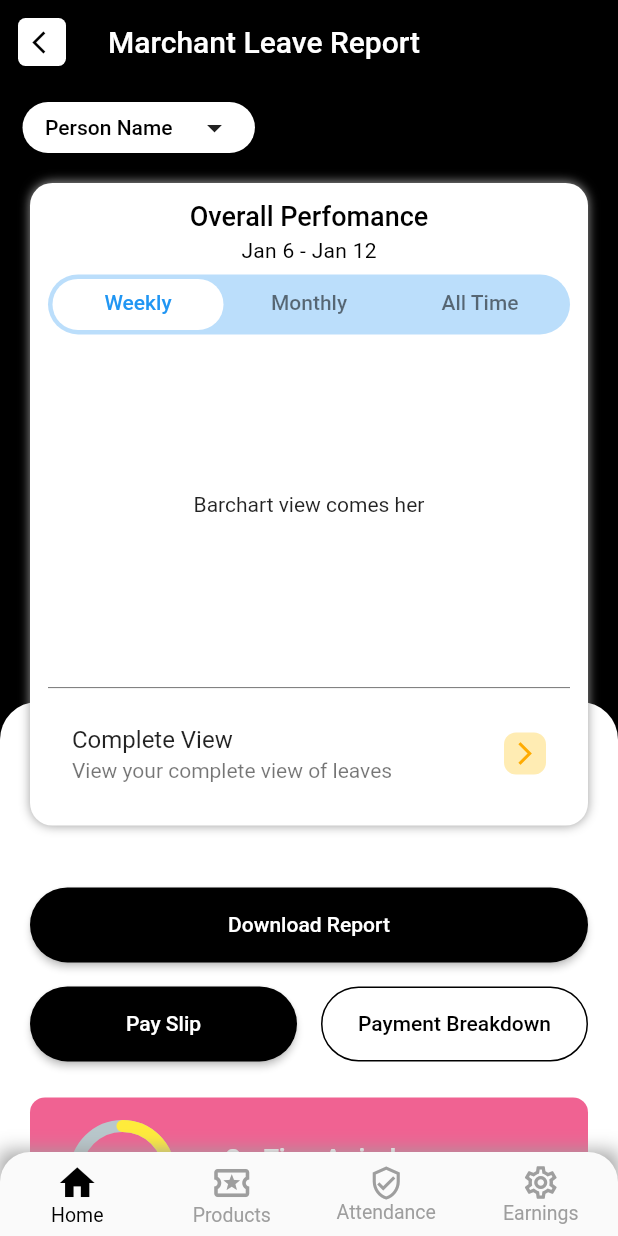
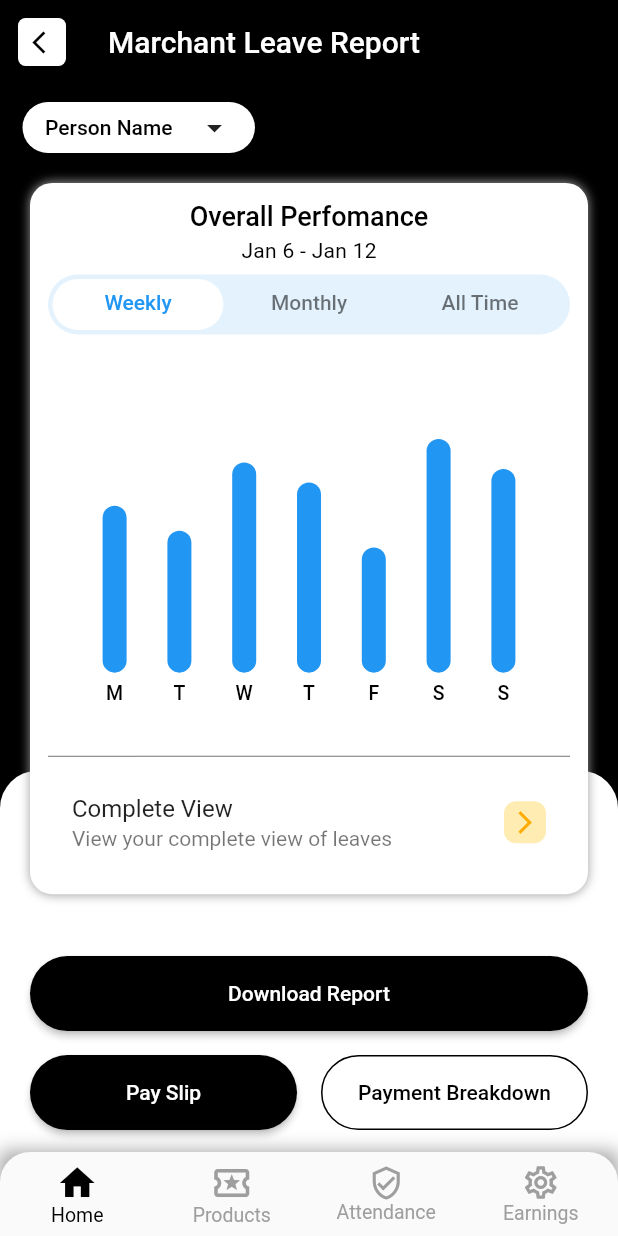
Before and after one commit to sauravkoduvalli/Prospello_test, a Flutter app: the screen it shows after launch, on a phone screen of 412 x 824 dp. Run offline on Flutter 3.47's test engine with Material 2 defaults, Android fonts, the phone set to English and light mode, and no system bars; drawn by our look-alikes of fl_chart, percent_indicator.

Commit message:
bar chart design completed

```diff
--- /dev/null
+++ b/lib/components/bar chart/bar_chart_data.dart
@@ -0,0 +1,34 @@
+import 'dart:ui';
+import 'package:fl_chart/fl_chart.dart';
+import 'package:flutter/material.dart';
+
+List<BarChartGroupData> barChartGroupData = [
+  BarChartGroupData(x: 1, barRods: [
+    BarChartRodData(
+        toY: 10, width: 16, colors: [Colors.blue, Colors.blue])
+  ]),
+  BarChartGroupData(x: 2, barRods: [
+    BarChartRodData(
+        toY: 8.5, width: 16, colors: [Colors.blue, Colors.blue]),
+  ]),
+  BarChartGroupData(x: 3, barRods: [
+    BarChartRodData(
+        toY: 12.6, width: 16, colors: [Colors.blue, Colors.blue]),
+  ]),
+  BarChartGroupData(x: 4, barRods: [
+    BarChartRodData(
+        toY: 11.4, width: 16, colors: [Colors.blue, Colors.blue]),
+  ]),
+  BarChartGroupData(x: 5, barRods: [
+    BarChartRodData(
+        toY: 7.5, width: 16, colors: [Colors.blue, Colors.blue]),
+  ]),
+  BarChartGroupData(x: 6, barRods: [
+    BarChartRodData(
+        toY: 14, width: 16, colors: [Colors.blue, Colors.blue]),
+  ]),
+  BarChartGroupData(x: 7, barRods: [
+    BarChartRodData(
+        toY: 12.2, width: 16, colors: [Colors.blue, Colors.blue]),
+  ]),
+];
--- /dev/null
+++ b/lib/components/bar chart/bart_chart.dart
@@ -0,0 +1,49 @@
+import 'package:fl_chart/fl_chart.dart';
+import 'package:flutter/material.dart';
+import 'package:prospello_machine_task/components/bar%20chart/bar_chart_data.dart';
+import 'package:prospello_machine_task/utils/colors.dart';
+
+class BartChartWidget extends StatelessWidget {
+  const BartChartWidget({Key? key}) : super(key: key);
+  @override
+  Widget build(BuildContext context) {
+    return BarChart(BarChartData(
+      titlesData: FlTitlesData(
+        bottomTitles: SideTitles(
+          showTitles: true,
+          getTextStyles: (context, value) => const TextStyle(
+            color: primaryDark,
+            fontSize: 13,
+            fontWeight: FontWeight.w500,
+          ),
+          getTitles: (value) {
+            switch (value.toInt()) {
+              case 1:
+                return 'M';
+              case 2:
+                return 'T';
+              case 3:
+                return 'W';
+              case 4:
+                return 'T';
+              case 5:
+                return 'F';
+              case 6:
+                return 'S';
+              case 7:
+                return 'S';
+            }
+            return '';
+          },
+        ),
+        leftTitles: SideTitles(showTitles: false),
+        rightTitles: SideTitles(showTitles: false),
+        topTitles: SideTitles(showTitles: false),
+      ),
+      borderData: FlBorderData(show: false),
+      alignment: BarChartAlignment.spaceEvenly,
+      maxY: 16,
+      barGroups: barChartGroupData,
+    ));
+  }
+}
--- a/lib/main.dart
+++ b/lib/main.dart
@@ -1,6 +1,6 @@
 import 'package:flutter/material.dart';
 import 'package:prospello_machine_task/utils/colors.dart';
-import 'package:prospello_machine_task/widgets/bottom_navbar_widget.dart';
+import 'package:prospello_machine_task/components/bottom%20naviagtion%20bar/bottom_navbar.dart';
 
 void main() {
   runApp(const MyApp());
--- a/lib/screen/marchant_leave_report_screen.dart
+++ b/lib/screen/marchant_leave_report_screen.dart
@@ -1,5 +1,6 @@
 import 'package:flutter/material.dart';
 import 'package:percent_indicator/circular_percent_indicator.dart';
+import 'package:prospello_machine_task/components/bar%20chart/bart_chart.dart';
 import 'package:prospello_machine_task/utils/colors.dart';
 import 'package:prospello_machine_task/utils/ui_helper.dart';
 import 'package:prospello_machine_task/widgets/dropdown_widget.dart';
@@ -24,12 +25,13 @@ class _MarchantLeaveReportScreenState extends State<MarchantLeaveReportScreen> {
     return Scaffold(
       appBar: appBar(),
       body: SingleChildScrollView(
+        physics: const ClampingScrollPhysics(),
         child: Stack(
           children: [
             Column(
               children: [
                 Container(
-                  height: screenHeight / 2,
+                  height: screenHeight / 1.8,
                   padding:
                       const EdgeInsets.symmetric(horizontal: 15, vertical: 12),
                   child: Column(
@@ -44,8 +46,7 @@ class _MarchantLeaveReportScreenState extends State<MarchantLeaveReportScreen> {
                 Container(
                   width: screenWidth,
                   height: screenHeight,
-                  padding:
-                      const EdgeInsets.symmetric(horizontal: 20),
+                  padding: const EdgeInsets.symmetric(horizontal: 20),
                   decoration: const BoxDecoration(
                     color: primarylight,
                     borderRadius: BorderRadius.only(
@@ -72,6 +73,7 @@ class _MarchantLeaveReportScreenState extends State<MarchantLeaveReportScreen> {
                         ),
                       ),
                       UIHelper.verticalSpaceMedium(),
+
                       /// a row container 2 buttons,
                       ///  for pay slip and payment breakdown
                       Row(
@@ -199,6 +201,8 @@ class _MarchantLeaveReportScreenState extends State<MarchantLeaveReportScreen> {
                 ),
               ],
             ),
+
+            /// Overall performance barchart card view
             Positioned(
               top: screenHeight * 0.08,
               bottom: screenHeight * 0.9,
@@ -249,7 +253,14 @@ class _MarchantLeaveReportScreenState extends State<MarchantLeaveReportScreen> {
                           const TabbarWidget(),
                         ],
                       ),
-                      const Center(child: Text('Barchart view comes her')),
+                      UIHelper.verticalSpaceSmall(),
+                      Center(
+                        child: SizedBox(
+                          width: screenWidth * 0.8,
+                          height: screenHeight * 0.25,
+                          child: const BartChartWidget(),
+                        ),
+                      ),
                       Column(
                         children: [
                           const Divider(color: Colors.black54),
@@ -316,7 +327,7 @@ class TabbarWidget extends StatelessWidget {
       height: 40,
       child: Container(
         decoration: BoxDecoration(
-            color: Colors.blue.shade100,
+            color: Colors.blue.shade50,
             borderRadius: BorderRadius.circular(25)),
         child: TabBar(
           padding: const EdgeInsets.all(3),
```
Also changed, not shown: lib/components/bottom naviagtion bar/bottom_navbar.dart (renamed from lib/widgets/bottom_navbar_widget.dart), 4 other files.
